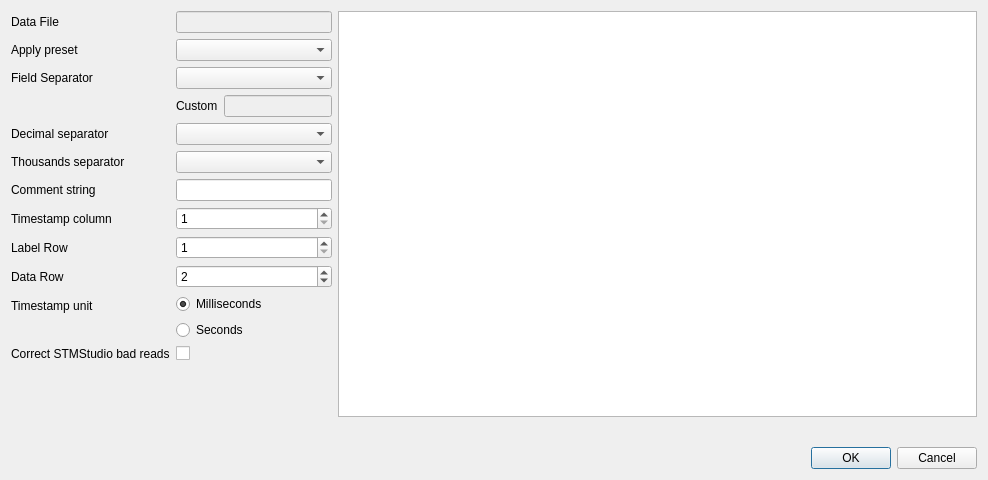
Qt form src/dialogs/parsedatafiledialog.ui (ModbusScope/ModbusScope) before a commit.
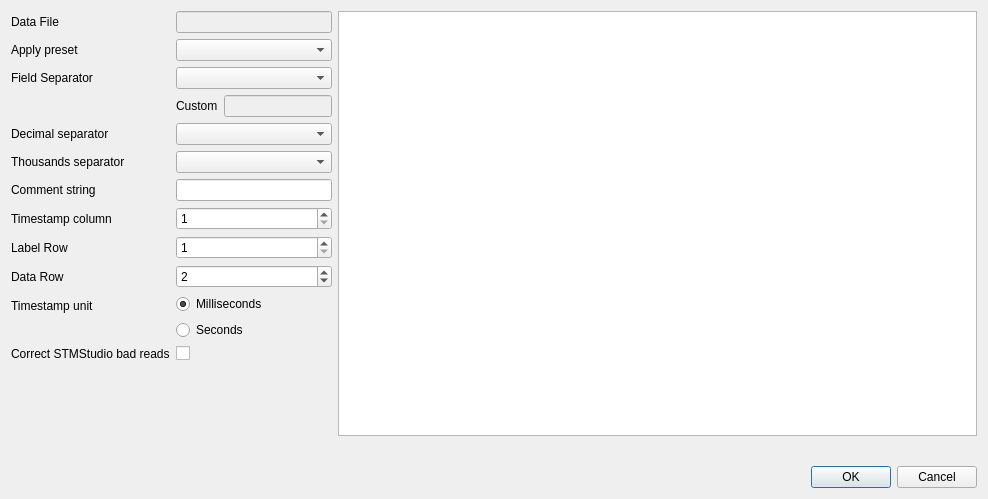
The same form after that commit.

The edit to the form file:
```diff
--- a/src/dialogs/parsedatafiledialog.ui
+++ b/src/dialogs/parsedatafiledialog.ui
@@ -7,7 +7,7 @@
     <x>0</x>
     <y>0</y>
     <width>988</width>
-    <height>480</height>
+    <height>499</height>
    </rect>
   </property>
   <property name="windowTitle">
```
Left out of the diff: 2 changed lines with no effect on the pictures.
